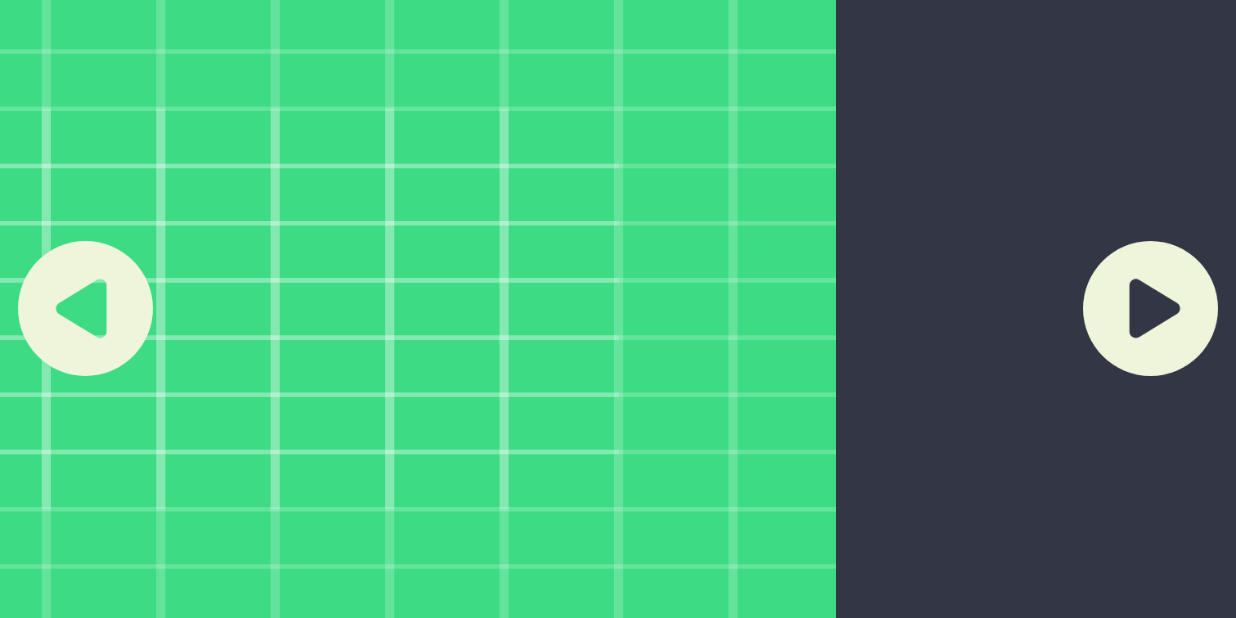
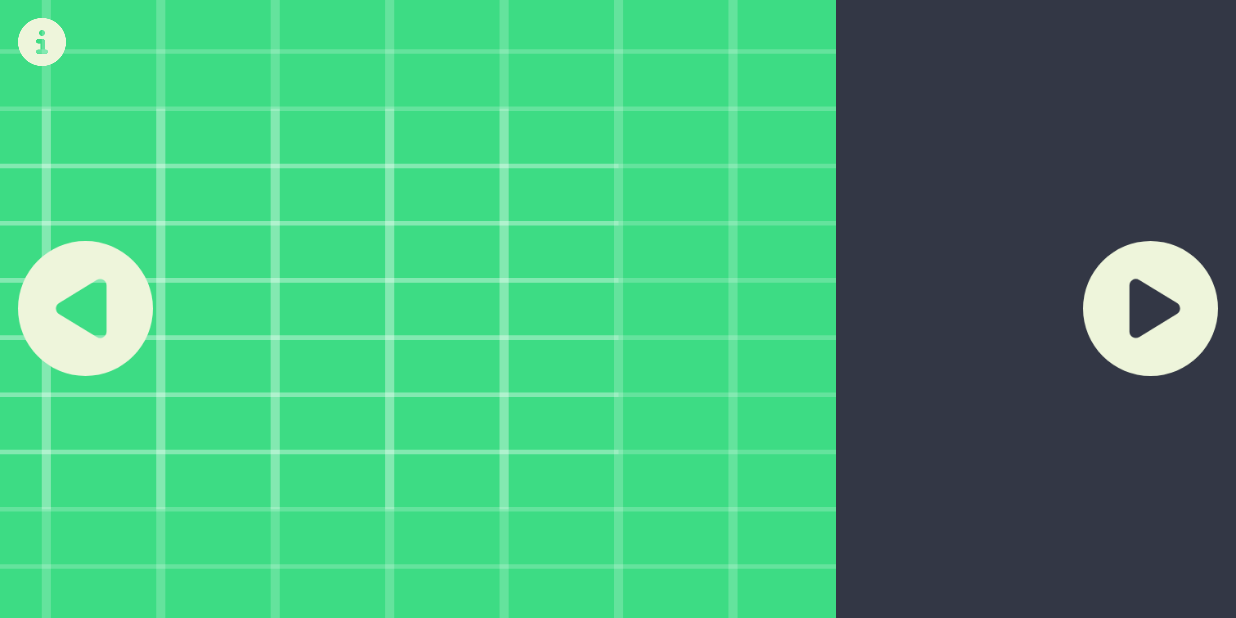
Before and after one commit to mmorawski520/GdanskPostcards, an Android app: the GalleryFragment screen opened through its navigation route, after a tap on "GdanskPostcards", on a phone screen of 824 x 412 dp (held sideways). Run offline under Robolectric (Android 15) with nearby library versions, the phone set to English and light mode, and no system bars.

Commit message:
gallery info btn and dialog :bucket:

```diff
--- a/app/src/main/java/com/zschie/gdanskpostcards/ui/gallery/GalleryFragment.kt
+++ b/app/src/main/java/com/zschie/gdanskpostcards/ui/gallery/GalleryFragment.kt
@@ -1,5 +1,6 @@
 package com.zschie.gdanskpostcards.ui.gallery
 
+import android.app.AlertDialog
 import android.content.Context
 import android.os.Bundle
 import android.view.LayoutInflater
@@ -23,7 +24,6 @@ class GalleryFragment(photos: List<PhotoInfo> = listOf()) : Fragment() {
 
     private var _binding: FragmentGalleryBinding? = null
 
-    // This property is only valid between onCreateView and
     // onDestroyView.
     private val binding get() = _binding!!
 
@@ -34,26 +34,16 @@ class GalleryFragment(photos: List<PhotoInfo> = listOf()) : Fragment() {
     ): View {
         _binding = FragmentGalleryBinding.inflate(inflater, container, false)
 
-        fun animate(deltaX: Float): Animation {
-            val animation = TranslateAnimation(
-                0.0f, deltaX,
-                0.0f, 0.0f
-            )
-
-            animation.duration = 50
-            animation.repeatCount = 1
-            animation.repeatMode = 2
-            animation.fillAfter = true
-
-            return animation
-        }
-
         binding.btnNext.setOnClickListener {
-            binding.imageView.startAnimation(animate(400f))
+            binding.imageView.startAnimation(slide(400f))
         }
 
         binding.btnPrev.setOnClickListener {
-            binding.imageView.startAnimation(animate(-400f))
+            binding.imageView.startAnimation(slide(-400f))
+        }
+
+        binding.btnInfo.setOnClickListener {
+            this.onBackPressed("some text")
         }
 
         return binding.root
@@ -64,4 +54,34 @@ class GalleryFragment(photos: List<PhotoInfo> = listOf()) : Fragment() {
         _binding = null
     }
 
+    fun slide(deltaX: Float): Animation {
+        val animation = TranslateAnimation(
+            0.0f, deltaX,
+            0.0f, 0.0f
+        )
+
+        animation.duration = 50
+        animation.repeatCount = 1
+        animation.repeatMode = 2
+        animation.fillAfter = true
+
+        return animation
+    }
+
+    fun onBackPressed(desc: String) {
+        val builder = AlertDialog.Builder(context)
+
+        builder.setMessage(desc)
+
+        builder.setTitle("Description")
+
+        builder.setCancelable(false)
+
+        builder.setNegativeButton("Close") { dialog, which ->
+            dialog.cancel()
+        }
+
+        val alertDialog = builder.create()
+        alertDialog.show()
+    }
 }
--- a/app/src/main/res/layout/fragment_gallery.xml
+++ b/app/src/main/res/layout/fragment_gallery.xml
@@ -6,7 +6,6 @@
     android:layout_height="match_parent"
     android:background="@color/gunmetal"
     tools:context=".ui.gallery.GalleryFragment">
-
     <LinearLayout
         android:layout_width="match_parent"
         android:layout_height="match_parent"
@@ -56,4 +55,21 @@
             android:contentDescription="@string/app_name"
              />
     </LinearLayout>
+    <LinearLayout
+        android:layout_width="match_parent"
+        android:layout_height="wrap_content"
+        android:orientation="horizontal"
+        app:layout_constraintStart_toStartOf="parent"
+        app:layout_constraintTop_toTopOf="parent"
+        >
+        <ImageButton
+            android:id="@+id/btnInfo"
+            android:layout_width="32dp"
+            android:layout_height="32dp"
+            android:layout_gravity="center"
+            android:layout_margin="12dp"
+            android:background="@drawable/circle_info_solid"
+            android:contentDescription="@string/app_name"
+           ></ImageButton>
+    </LinearLayout>
 </androidx.constraintlayout.widget.ConstraintLayout>
```
